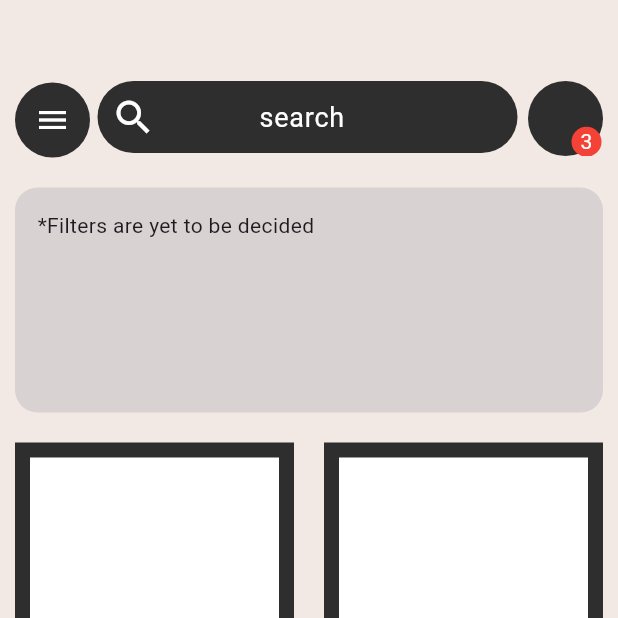
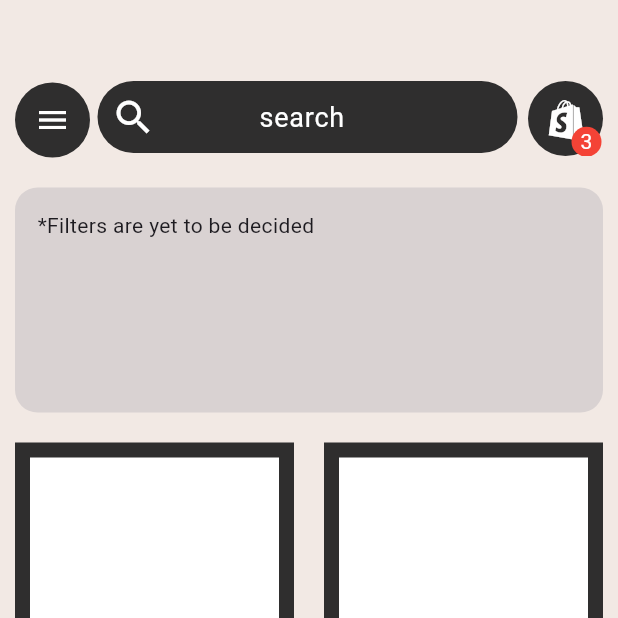
Before and after one commit to all-coder/circuitVault, a Flutter app: the screen it shows after launch, on a phone screen of 412 x 824 dp, the top half of it. Run offline on Flutter 3.47's test engine with Material 3 defaults, Android fonts, the phone set to English and light mode, and no system bars.

Commit message:
updated the shopping cart button

```diff
--- a/frontend/lib/screens/home.dart
+++ b/frontend/lib/screens/home.dart
@@ -79,13 +79,21 @@ class Home extends StatelessWidget {
                     child: Container(
                       height: 50,
                       width: 50,
-                        //padding: const EdgeInsets.all(12),
                       decoration: BoxDecoration(
                         borderRadius: BorderRadius.circular(100),
                         color: const Color(0xff2F2E2E),
                       ),
                       child: Stack(
                         children: [
+                          const Positioned(
+                            left: 8,
+                            top: 8,
+                            child: Icon(
+                              Icons.shopify,
+                              size: 35,
+                              color: Colors.white,
+                            ),
+                          ),
                           Positioned(
                             top: 30.5,
                             right: 1,
@@ -106,7 +114,8 @@ class Home extends StatelessWidget {
                             ),
                           ),
                         ],
-                        )),
+                      ),
+                    ),
                   ),
                 ],
               ),
```
Lines whose indentation alone changed are shown as unchanged.
